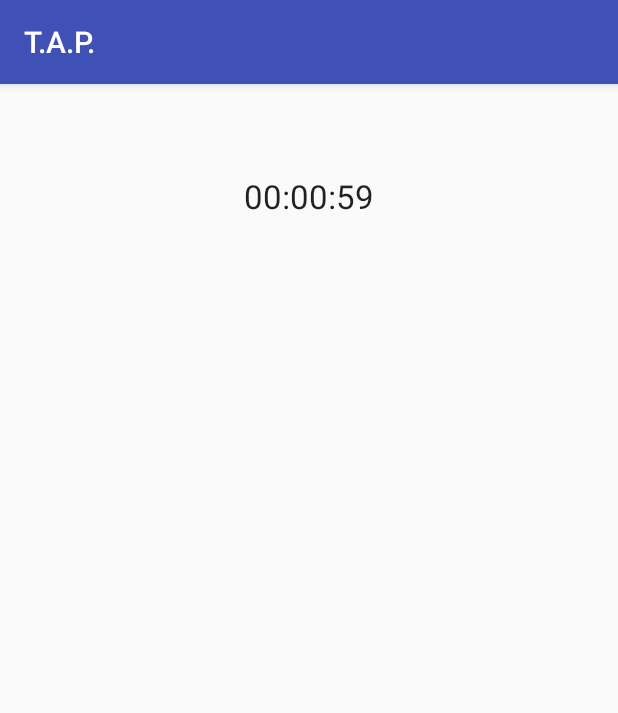
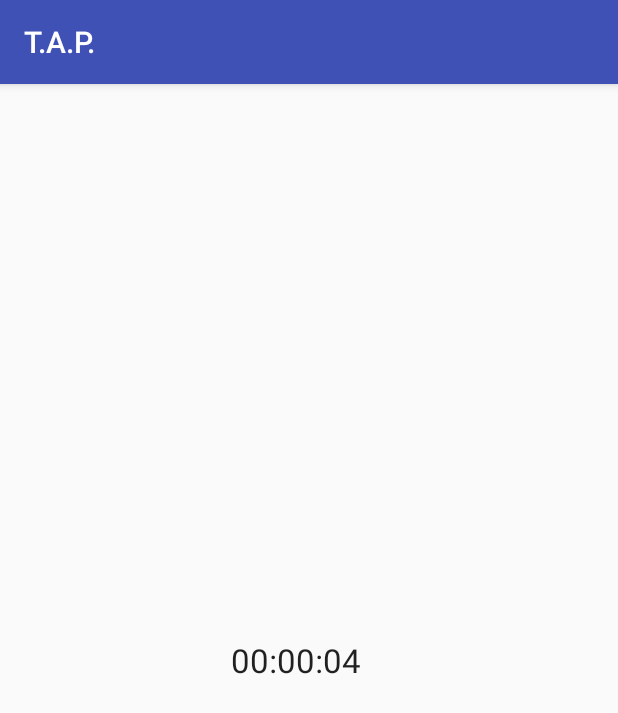
Before and after one commit to oujoseph/T.A.P., an Android app: the PlayActivity screen opened directly, with no data from a screen before it, on a phone screen of 412 x 824 dp. Shown: the top 713 px of the screen. Run offline under Robolectric (Android 15) with nearby library versions, the phone set to English and light mode, and no system bars.

Commit message:
Messed with the countdown timers a bit. I added 1 countdown to begin the game and then another one as a countdown timer for the game before it is game over!

```diff
--- a/app/src/main/java/finalproject/tap/PlayActivity.java
+++ b/app/src/main/java/finalproject/tap/PlayActivity.java
@@ -3,6 +3,7 @@ package finalproject.tap;
 import android.support.v7.app.AppCompatActivity;
 import android.os.Bundle;
 import android.os.CountDownTimer;
+import android.widget.RelativeLayout;
 import android.widget.TextView;
 
 
@@ -20,7 +21,9 @@ public class PlayActivity extends AppCompatActivity {
 
 
     TextView CountDownText;
+    TextView GameStartCountDownText;
     private static final String FORMAT = "%02d:%02d:%02d";
+    private static final String FORMAT2 = "%02d:%02d:%02d";
     int seconds , minutes;
 
     @Override
@@ -28,17 +31,53 @@ public class PlayActivity extends AppCompatActivity {
         super.onCreate(savedInstanceState);
         setContentView(R.layout.play_main);
 
+        //I got the countdown timer code from
+        //http://stackoverflow.com/questions/10032003/how-to-make-a-countdown-timer-in-android
+        //I just copied and paste it for now so I won't forget where I got it.
+        //will change it a bit later.
+        GameStartCountDownText = (TextView) findViewById(R.id.gamestartcountdown);
+        new CountDownTimer(5000, 1000) { // adjust the milli seconds here
+
+            public void onTick(long millisUntilFinished) {
+
+                GameStartCountDownText.setText(""+String.format(FORMAT,
+                        TimeUnit.MILLISECONDS.toHours(millisUntilFinished),
+                        TimeUnit.MILLISECONDS.toMinutes(millisUntilFinished) - TimeUnit.HOURS.toMinutes(
+                                TimeUnit.MILLISECONDS.toHours(millisUntilFinished)),
+                        TimeUnit.MILLISECONDS.toSeconds(millisUntilFinished) - TimeUnit.MINUTES.toSeconds(
+                                TimeUnit.MILLISECONDS.toMinutes(millisUntilFinished))));
+            }
+
+            public void onFinish() {
+                GameStartCountDownText.setText("Start Game!");
+                GameStartCountDownText.setVisibility(View.INVISIBLE);
+                gameCountDownTimer();
+
+
+
+            }
+        }.start();
+
+    }
+
+
+
+
+    public void gameCountDownTimer(){
+
 
         //I got the countdown timer code from
         //http://stackoverflow.com/questions/10032003/how-to-make-a-countdown-timer-in-android
         //I just copied and paste it for now so I won't forget where I got it.
         //will change it a bit later.
         CountDownText = (TextView) findViewById(R.id.countdowntimer);
+        CountDownText.setVisibility(View.VISIBLE);
+
         new CountDownTimer(60000, 1000) { // adjust the milli seconds here
 
             public void onTick(long millisUntilFinished) {
 
-                CountDownText.setText(""+String.format(FORMAT,
+                CountDownText.setText(""+String.format(FORMAT2,
                         TimeUnit.MILLISECONDS.toHours(millisUntilFinished),
                         TimeUnit.MILLISECONDS.toMinutes(millisUntilFinished) - TimeUnit.HOURS.toMinutes(
                                 TimeUnit.MILLISECONDS.toHours(millisUntilFinished)),
@@ -50,10 +89,6 @@ public class PlayActivity extends AppCompatActivity {
                 CountDownText.setText("Game Over!");
             }
         }.start();
-
     }
 
-
-
-
 }
--- a/app/src/main/res/layout/play_main.xml
+++ b/app/src/main/res/layout/play_main.xml
@@ -9,7 +9,17 @@
         android:textAppearance="?android:attr/textAppearanceLarge"
         android:text="Large Text"
         android:id="@+id/countdowntimer"
+        android:visibility="invisible"
         android:layout_alignParentTop="true"
-        android:layout_centerHorizontal="true"
-        android:layout_marginTop="60dp" />
+        android:layout_centerHorizontal="true" />
+
+    <TextView
+        android:layout_width="wrap_content"
+        android:layout_height="wrap_content"
+        android:textAppearance="?android:attr/textAppearanceLarge"
+        android:text="Large Text"
+        android:id="@+id/gamestartcountdown"
+        android:layout_centerVertical="true"
+        android:layout_alignLeft="@+id/countdowntimer"
+        android:layout_alignStart="@+id/countdowntimer" />
 </RelativeLayout>
```
